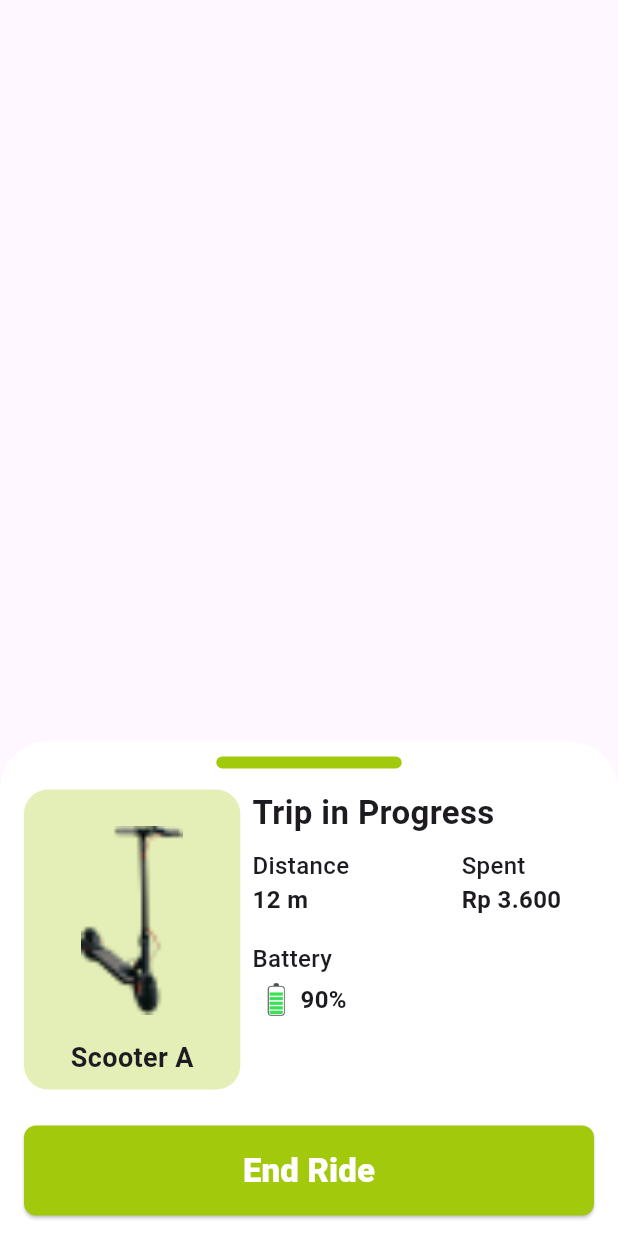
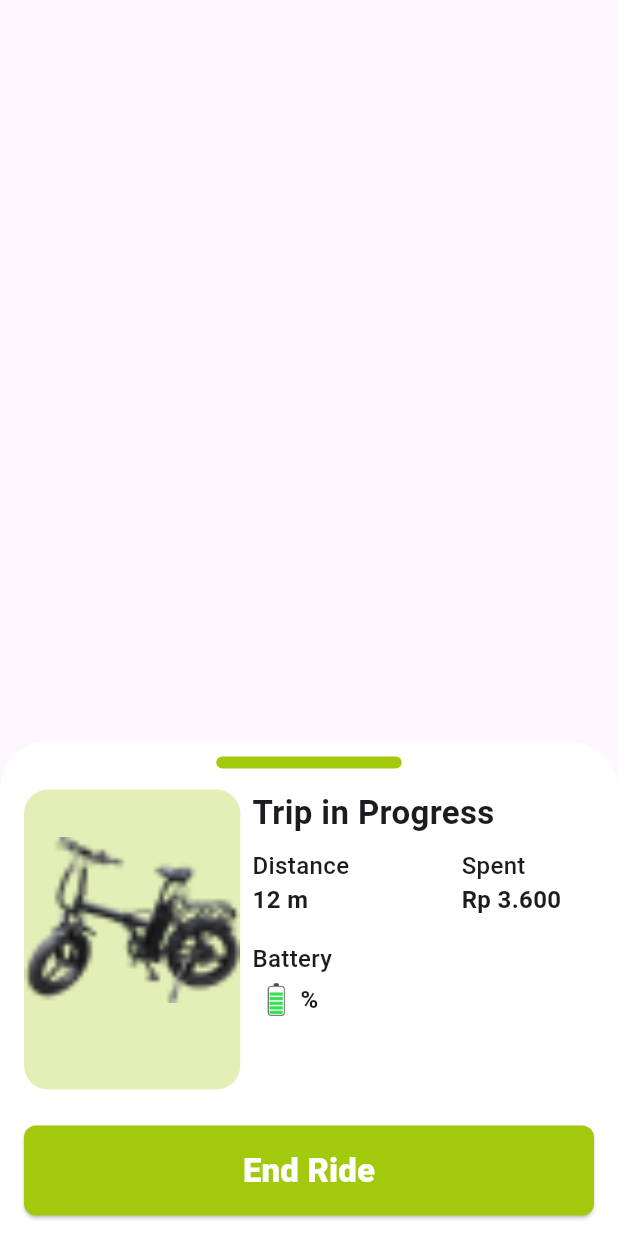
Before and after one commit to HenryBS18/Rollease, a Flutter app: the BookingModeBottomSheet widget shown alone on an empty page, opened directly, on a phone screen of 412 x 824 dp. Run offline on Flutter 3.47's test engine with Material 3 defaults, Android fonts, the phone set to English and light mode, and no system bars; our stand-ins replace animate_do, camera, flutter_bloc, flutter_map, flutter_rating_bar, geolocator and 5 more; missing offline and left inert: flutter_map_location_marker, qr_code_scanner; accounts and stored records are empty.

Commit message:
Apply bloc for booking mode

```diff
--- a/lib/views/widgets/booking_mode_bottom_sheet.dart
+++ b/lib/views/widgets/booking_mode_bottom_sheet.dart
@@ -10,6 +10,8 @@ class BookingModeBottomSheet extends StatefulWidget {
 class _BookingModeBottomSheetState extends State<BookingModeBottomSheet> {
   @override
   Widget build(BuildContext context) {
+    return BlocBuilder<SelectedVehicleBloc, SelectedVehicleState>(
+      builder: (context, state) {
         return DraggableScrollableSheet(
           initialChildSize: 0.4,
           maxChildSize: 0.4,
@@ -69,14 +71,16 @@ class _BookingModeBottomSheetState extends State<BookingModeBottomSheet> {
                                     children: [
                                       Expanded(
                                         child: Image.asset(
-                                      'assets/25.png',
+                                          (state is SelectedVehicle)
+                                              ? (state.vehicle.type == "Scooter" ? 'assets/25.png' : 'assets/102.png')
+                                              : 'assets/102.png',
                                           fit: BoxFit.contain,
                                         ),
                                       ),
                                       const SizedBox(height: 16),
-                                  const Text(
-                                    "Scooter A",
-                                    style: TextStyle(
+                                      Text(
+                                        (state is SelectedVehicle) ? state.vehicle.name : "",
+                                        style: const TextStyle(
                                           fontSize: 18,
                                           fontWeight: FontWeight.bold,
                                         ),
@@ -148,9 +152,9 @@ class _BookingModeBottomSheetState extends State<BookingModeBottomSheet> {
                                                   "assets/Battery 90%.png",
                                                   width: 32,
                                                 ),
-                                            const Text(
-                                              "90%",
-                                              style: TextStyle(fontWeight: FontWeight.bold, fontSize: 16),
+                                                Text(
+                                                  "${(state is SelectedVehicle) ? state.vehicle.battery : ""}%",
+                                                  style: const TextStyle(fontWeight: FontWeight.bold, fontSize: 16),
                                                 )
                                               ],
                                             )
@@ -256,5 +260,7 @@ class _BookingModeBottomSheetState extends State<BookingModeBottomSheet> {
             );
           },
         );
+      },
+    );
   }
 }
```
Lines whose indentation alone changed are shown as unchanged.
